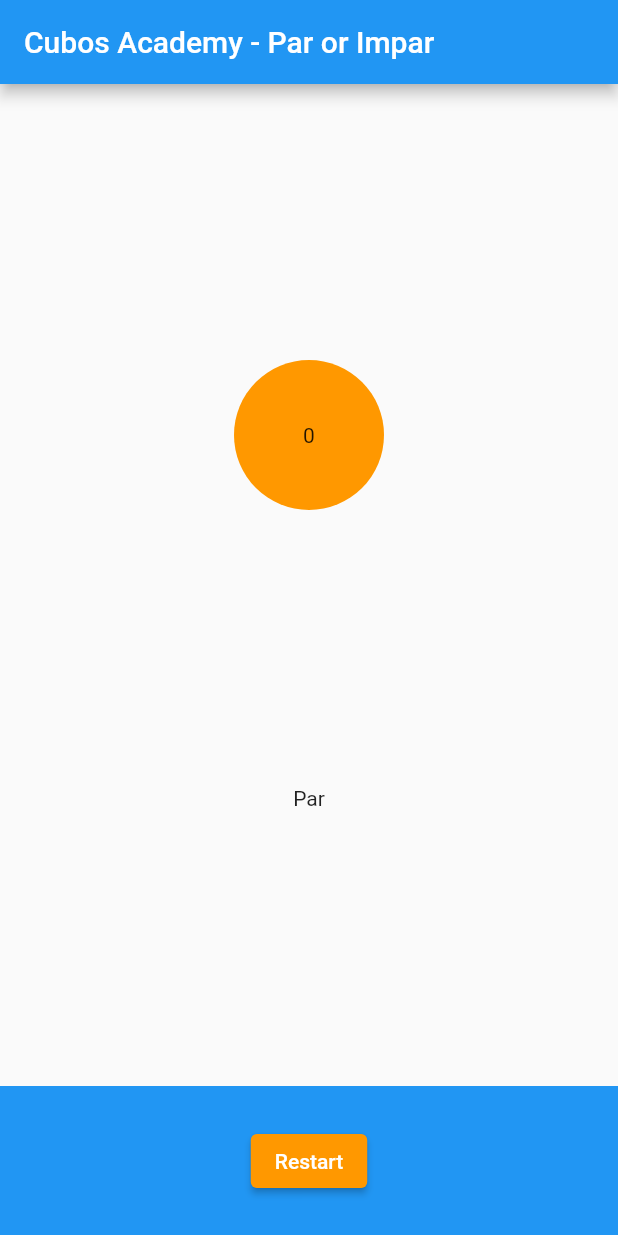
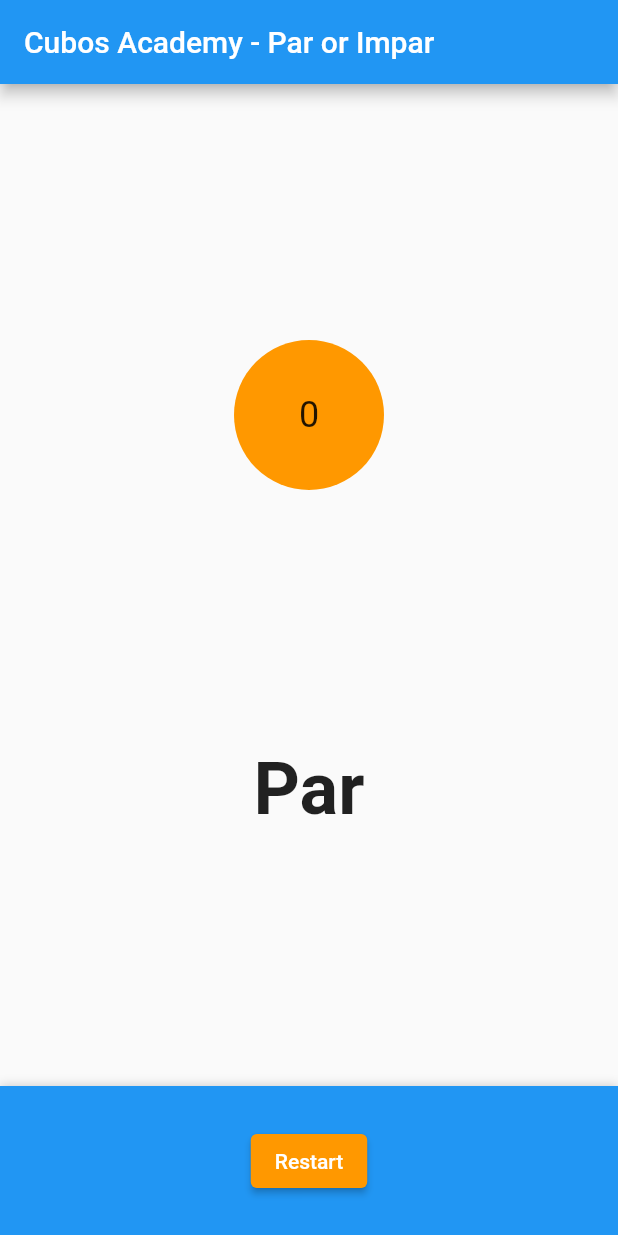
Before and after one commit to brandaoti/random-par-impar-mvc, a Flutter app: the screen it shows after launch, on a phone screen of 412 x 824 dp. Run offline on Flutter 3.47's test engine with Material 2 defaults, Android fonts, the phone set to English and light mode, and no system bars.

Commit message:
Criando Button, Text, Containers componentizado e instanciando na home

```diff
--- /dev/null
+++ b/lib/app/components/bottom_navigator_component.dart
@@ -0,0 +1,29 @@
+import 'package:flutter/material.dart';
+
+class BottomNavigatorComponent extends StatelessWidget {
+  final List<Widget> children;
+
+  const BottomNavigatorComponent({
+    Key key,
+    @required this.children,
+  }) : super(key: key);
+
+  @override
+  Widget build(BuildContext context) {
+    return Container(
+      height: 100,
+      decoration: BoxDecoration(color: Colors.blue, boxShadow: [
+        BoxShadow(
+          color: Colors.grey.withOpacity(.5),
+          blurRadius: 5,
+          offset: Offset(0, -1),
+        ),
+      ]),
+      child: Row(
+        // ? Caso precise add outros widgets, trocar o alinhamento
+        mainAxisAlignment: MainAxisAlignment.center,
+        children: children,
+      ),
+    );
+  }
+}
--- /dev/null
+++ b/lib/app/components/buttons/button_component.dart
@@ -0,0 +1,24 @@
+import 'package:flutter/material.dart';
+
+class ButtonComponent extends StatelessWidget {
+  final String data;
+  final Function onPressed;
+
+  const ButtonComponent({
+    Key key,
+    @required this.data,
+    @required this.onPressed,
+  }) : super(key: key);
+
+  @override
+  Widget build(BuildContext context) {
+    return ElevatedButton(
+      child: Text(data),
+      style: ElevatedButton.styleFrom(
+        primary: Colors.orange,
+        onPrimary: Colors.white,
+      ),
+      onPressed: onPressed,
+    );
+  }
+}
--- /dev/null
+++ b/lib/app/components/round_component.dart
@@ -0,0 +1,27 @@
+import 'package:flutter/material.dart';
+
+class RoundComponent extends StatelessWidget {
+  final String data;
+
+  final double _height = 100;
+  final double _width = 100;
+
+  const RoundComponent({Key key, this.data}) : super(key: key);
+
+  @override
+  Widget build(BuildContext context) {
+    return Container(
+      height: _height,
+      width: _width,
+      alignment: Alignment.center,
+      decoration: BoxDecoration(
+        color: Colors.orange,
+        shape: BoxShape.circle,
+      ),
+      child: Text(
+        data,
+        style: TextStyle(fontSize: 24),
+      ),
+    );
+  }
+}
--- /dev/null
+++ b/lib/app/components/texts/text_component.dart
@@ -0,0 +1,18 @@
+import 'package:flutter/material.dart';
+
+class TextComponent extends StatelessWidget {
+  final String data;
+
+  const TextComponent({Key key, this.data}) : super(key: key);
+
+  @override
+  Widget build(BuildContext context) {
+    return Text(
+      data,
+      style: TextStyle(
+        fontSize: 48,
+        fontWeight: FontWeight.w600,
+      ),
+    );
+  }
+}
--- a/lib/app/pages/home_page.dart
+++ b/lib/app/pages/home_page.dart
@@ -1,6 +1,11 @@
+import 'package:flutter/material.dart';
+import 'package:random_par_impar_mvc/app/components/round_component.dart';
+import 'package:random_par_impar_mvc/app/components/texts/text_component.dart';
+
 import 'dart:math';
 
-import 'package:flutter/material.dart';
+import '../components/buttons/button_component.dart';
+import '../components/bottom_navigator_component.dart';
 
 class HomePage extends StatefulWidget {
   const HomePage({Key key}) : super(key: key);
@@ -41,52 +46,26 @@ class _HomePageState extends State<HomePage> {
             child: Column(
               mainAxisAlignment: MainAxisAlignment.spaceEvenly,
               children: [
-                _buildRoundComponent(newRandom.toString()),
+                RoundComponent(data: newRandom.toString()),
 
                 // ? Verifica se o valor é PAR ou IMPAR
                 // ? Instancia o Text de acordo com o resultado
-                ehPar ? Text(par) : Text(impar),
+                ehPar ? TextComponent(data: par) : TextComponent(data: impar),
               ],
             ),
           ),
 
           //
-          Container(
-            height: 100,
-            color: Colors.blue,
-            child: Row(
-              mainAxisAlignment: MainAxisAlignment.center,
-              children: [
-                _buildButtonComponent('Restart', restart),
-              ],
-            ),
+          BottomNavigatorComponent(
+            children: [
+              ButtonComponent(
+                data: 'Restart',
+                onPressed: () => restart(),
+              ),
+            ],
           ),
         ],
       ),
     );
   }
-
-  Widget _buildButtonComponent(String label, Function onFunction) {
-    return ElevatedButton(
-      child: Text(label),
-      style: ElevatedButton.styleFrom(
-        primary: Colors.orange,
-        onPrimary: Colors.white,
-      ),
-      onPressed: onFunction,
-    );
-  }
-
-  Widget _buildRoundComponent(String value) {
-    return Container(
-      height: 100,
-      width: 100,
-      alignment: Alignment.center,
-      decoration: BoxDecoration(
-        color: Colors.orange,
-        shape: BoxShape.circle,
-      ),
-      child: Text('$value'),
-    );
-  }
 }
```
